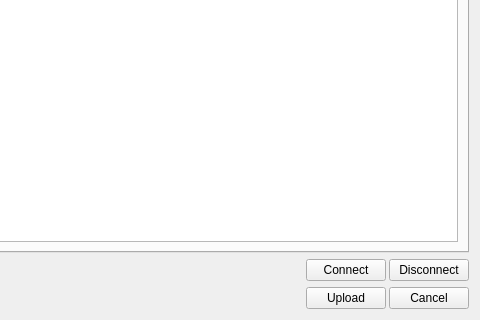
The window that pages/pageswdprog.ui (vedderb/vesc_tool) describes before a commit, drawn with Qt 5; both pictures show x 187 to 667 and y 107 to 427 of the 667 by 427 pixel window.
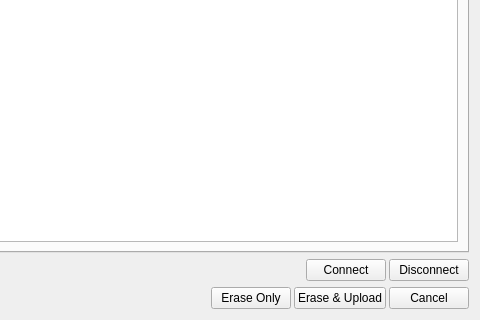
The same window after the commit. Icons and pictures are not drawn. Custom widgets are drawn as their Qt base class.

Commit message: Added sampled data CSV export button and SWD prog erase flash button

Diff of the .ui file:
```diff
--- a/pages/pageswdprog.ui
+++ b/pages/pageswdprog.ui
@@ -170,10 +170,21 @@
        </property>
       </widget>
      </item>
+     <item>
+      <widget class="QPushButton" name="eraseFlashButton">
+       <property name="text">
+        <string>Erase Only</string>
+       </property>
+       <property name="icon">
+        <iconset resource="../res.qrc">
+         <normaloff>:/res/icons/Delete-96.png</normaloff>:/res/icons/Delete-96.png</iconset>
+       </property>
+      </widget>
+     </item>
      <item>
       <widget class="QPushButton" name="uploadButton">
        <property name="text">
-        <string>Upload</string>
+        <string>Erase &amp;&amp; Upload</string>
        </property>
        <property name="icon">
         <iconset resource="../res.qrc">
```
The commit also changes 8 other files.
